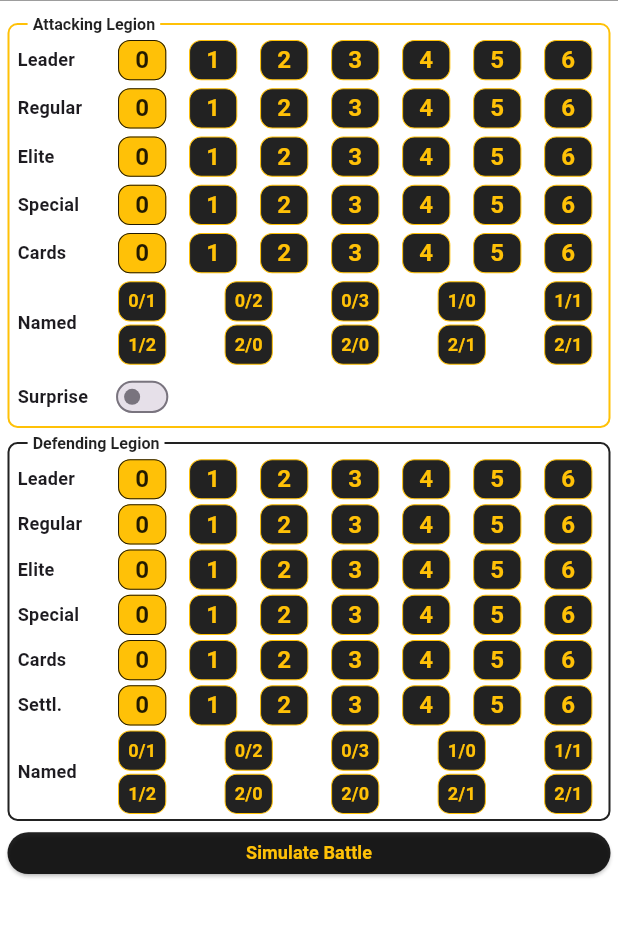
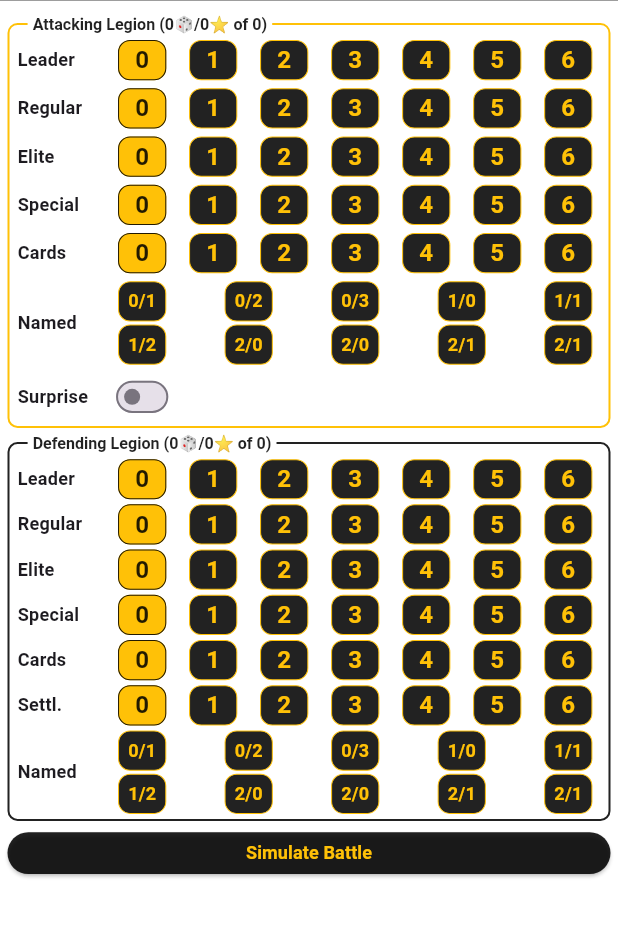
Before and after one commit to ismakc/Battle-Simulator-War-for-Arrakis, a Flutter app: the screen it shows after launch, on a phone screen of 412 x 824 dp, the part 49-987 px from its top. Run offline on Flutter 3.47's test engine with Material 3 defaults, Android fonts, the light colour scheme and no system bars; our stand-ins replace flutter_bloc, freezed_annotation, package_info_plus.

Commit message:
Add dice count and leander info

```diff
--- a/lib/domain/attacking_legion.dart
+++ b/lib/domain/attacking_legion.dart
@@ -1,3 +1,5 @@
+import 'dart:math';
+
 import 'package:bswfa/domain/named_leader.dart';
 import 'package:freezed_annotation/freezed_annotation.dart';
 
@@ -18,4 +20,16 @@ class AttackingLegion with _$AttackingLegion {
   }) = _AttackingLegion;
 
   factory AttackingLegion.defaultValues() => const AttackingLegion();
+
+  int diceCount() {
+    return min(6, regularUnits + eliteUnits + specialEliteUnits + usedCards);
+  }
+
+  int maxStarsCount() {
+    return min(diceCount(), genericLeaders + namedLeaders.length) + (surpriseAttack ? 1 : 0);
+  }
+
+  int unlimitedMaxStarsCount() {
+    return genericLeaders + namedLeaders.length + (surpriseAttack ? 1 : 0);
+  }
 }
--- a/lib/domain/defending_legion.dart
+++ b/lib/domain/defending_legion.dart
@@ -1,3 +1,5 @@
+import 'dart:math';
+
 import 'package:bswfa/domain/named_leader.dart';
 import 'package:freezed_annotation/freezed_annotation.dart';
 
@@ -18,4 +20,16 @@ class DefendingLegion with _$DefendingLegion {
   }) = _DefendingLegion;
 
   factory DefendingLegion.defaultValues() => const DefendingLegion();
+
+  int diceCount() {
+    return min(6, regularUnits + eliteUnits + specialEliteUnits + usedCards + settlementLevel);
+  }
+
+  int maxStarsCount() {
+    return min(diceCount(), genericLeaders + namedLeaders.length);
+  }
+
+  int unlimitedMaxStarsCount() {
+    return genericLeaders + namedLeaders.length;
+  }
 }
--- a/lib/presentation/widgets/legion_input/attacking_legion_input.dart
+++ b/lib/presentation/widgets/legion_input/attacking_legion_input.dart
@@ -12,14 +12,15 @@ class AttackingLegionInput extends StatelessWidget {
 
   @override
   Widget build(BuildContext context) {
-    return LabeledBorderFieldset(
-      label: 'Attacking Legion',
-      borderColor: Colors.amber,
-      textColor: Colors.black87,
-      child: BlocSelector<BattleScenarioBloc, BattleScenarioState, AttackingLegion>(
-        selector: (state) => state.battleScenario.attackingLegion,
-        builder: (context, state) {
-          return Wrap(
+    return BlocSelector<BattleScenarioBloc, BattleScenarioState, AttackingLegion>(
+      selector: (state) => state.battleScenario.attackingLegion,
+      builder: (context, state) {
+        return LabeledBorderFieldset(
+          label:
+              'Attacking Legion (${state.diceCount()}\u{1F3B2}/${state.maxStarsCount()}\u{2B50} of ${state.unlimitedMaxStarsCount()})',
+          borderColor: Colors.amber,
+          textColor: Colors.black87,
+          child: Wrap(
             runSpacing: 8.0,
             children: [
               UnitInput(
@@ -86,9 +87,9 @@ class AttackingLegionInput extends StatelessWidget {
                 },
               ),
             ],
-          );
-        },
-      ),
+          ),
+        );
+      },
     );
   }
 }
--- a/lib/presentation/widgets/legion_input/defending_legion_input.dart
+++ b/lib/presentation/widgets/legion_input/defending_legion_input.dart
@@ -11,14 +11,15 @@ class DefendingLegionInput extends StatelessWidget {
 
   @override
   Widget build(BuildContext context) {
-    return LabeledBorderFieldset(
-      label: 'Defending Legion',
-      borderColor: Colors.black87,
-      textColor: Colors.black87,
-      child: BlocSelector<BattleScenarioBloc, BattleScenarioState, DefendingLegion>(
-        selector: (state) => state.battleScenario.defendingLegion,
-        builder: (context, state) {
-          return Wrap(
+    return BlocSelector<BattleScenarioBloc, BattleScenarioState, DefendingLegion>(
+      selector: (state) => state.battleScenario.defendingLegion,
+      builder: (context, state) {
+        return LabeledBorderFieldset(
+          label:
+              'Defending Legion (${state.diceCount()}\u{1F3B2}/${state.maxStarsCount()}\u{2B50} of ${state.unlimitedMaxStarsCount()})',
+          borderColor: Colors.black87,
+          textColor: Colors.black87,
+          child: Wrap(
             runSpacing: 5.0,
             children: [
               UnitInput(
@@ -85,9 +86,9 @@ class DefendingLegionInput extends StatelessWidget {
                 },
               ),
             ],
-          );
-        },
-      ),
+          ),
+        );
+      },
     );
   }
 }
--- a/lib/service/battle_simulator.dart
+++ b/lib/service/battle_simulator.dart
@@ -38,8 +38,8 @@ class BattleSimulator {
     required DefendingLegion defender,
     required bool isAttacker,
   }) {
-    final int attackerDice = _diceCount(attacker);
-    final int defenderDice = _diceCount(defender);
+    final int attackerDice = attacker.diceCount();
+    final int defenderDice = defender.diceCount();
 
     final double attackerExpectedStars = _calculateAttackerExpectedStars(attacker, attackerDice);
     final double defenderExpectedStars = _calculateDefenderExpectedStars(defender, defenderDice);
@@ -69,14 +69,6 @@ class BattleSimulator {
 
   double _calculateDefenderExpectedStars(DefendingLegion legion, int diceCount) {
     return min(diceCount, legion.genericLeaders + legion.namedLeaders.length) * (stars / totalFaces);
-  }
-
-  int _diceCount(dynamic legion) {
-    int count = legion.regularUnits + legion.eliteUnits + legion.specialEliteUnits + legion.usedCards;
-    if (legion is DefendingLegion) {
-      count += legion.settlementLevel;
-    }
-    return min(6, count);
   }
 
   (double starHits, double starShields) _calculateStarHitsAndShields(
```
